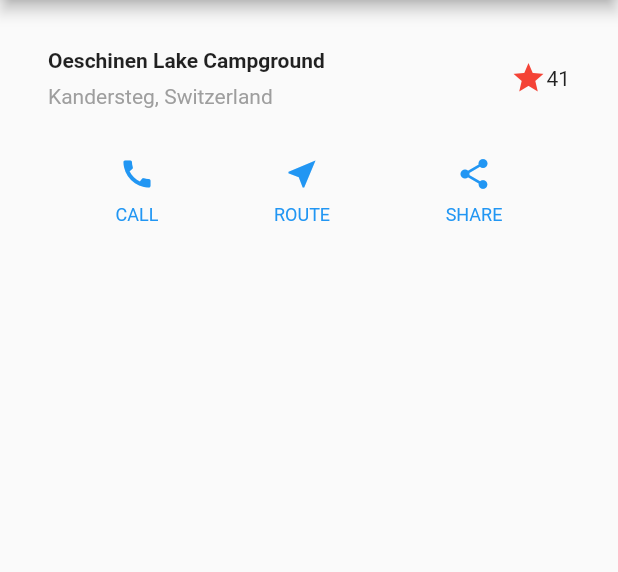
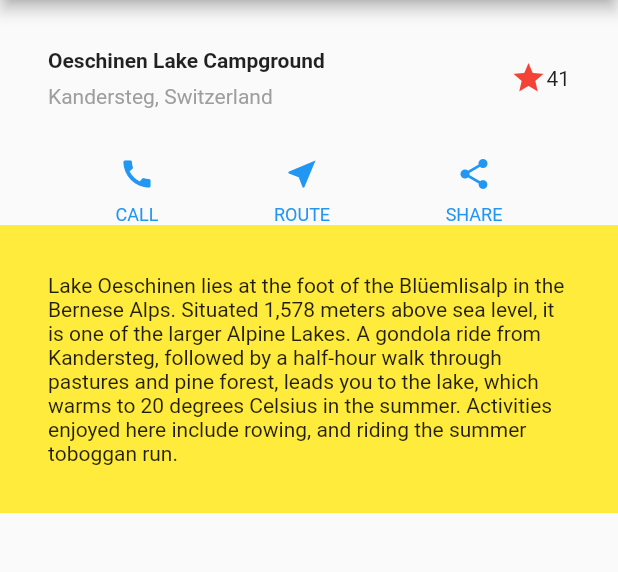
Before and after one commit to tsuyopon-xyz/flutter_official_tutorials, a Flutter app: the screen it shows after launch, on a phone screen of 412 x 824 dp, the part 84-656 px from its top. Run offline on Flutter 3.47's test engine with Material 2 defaults, Android fonts, the light colour scheme and no system bars.

Commit message:
Done step 4 of Building layouts tutorial.

```diff
--- a/lib/main.dart
+++ b/lib/main.dart
@@ -24,6 +24,7 @@
             children: <Widget>[
               _createTitleSection(),
               _createButtonSection(Theme.of(context).primaryColor),
+              _createTextSection(),
             ],
           ),
         ),
@@ -104,4 +105,22 @@
       ],
     );
   }
+
+  Widget _createTextSection() {
+    return Container(
+      decoration: const BoxDecoration(color: Colors.yellow),
+      child: const Padding(
+        padding: EdgeInsets.all(32),
+        child: Text(
+          'Lake Oeschinen lies at the foot of the Blüemlisalp in the Bernese '
+          'Alps. Situated 1,578 meters above sea level, it is one of the '
+          'larger Alpine Lakes. A gondola ride from Kandersteg, followed by a '
+          'half-hour walk through pastures and pine forest, leads you to the '
+          'lake, which warms to 20 degrees Celsius in the summer. Activities '
+          'enjoyed here include rowing, and riding the summer toboggan run.',
+          softWrap: true,
+        ),
+      ),
+    );
+  }
 }
```
